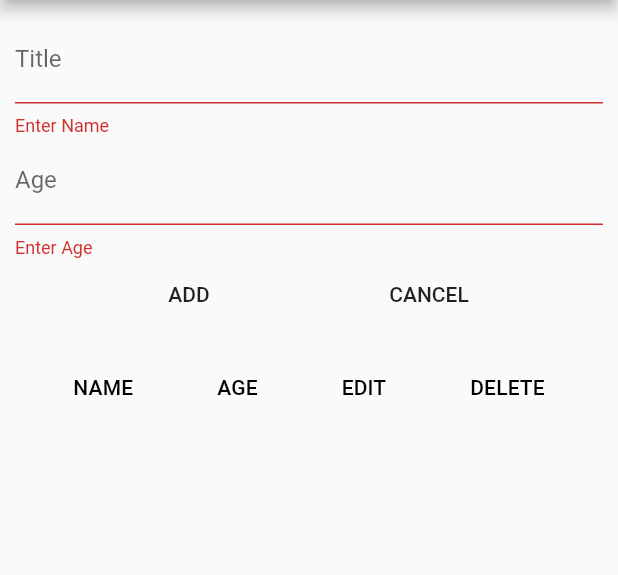
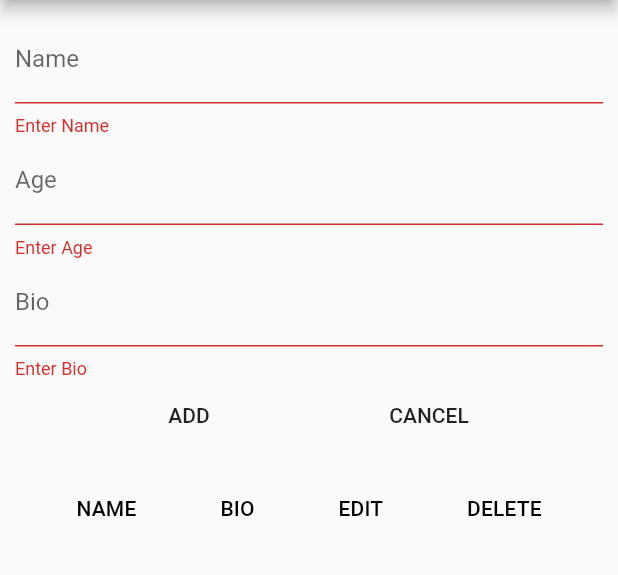
Before and after one commit to sagarsandy/flutter_sqflite, a Flutter app: the screen it shows after launch, after a tap on "ADD", on a phone screen of 412 x 824 dp, the part 84-659 px from its top. Run offline on Flutter 3.47's test engine with Material 2 defaults, Android fonts, the phone set to English and light mode, and no system bars; our stand-ins replace sqflite; accounts and stored records are empty.

Commit message:
SQFlite migration
SQFlite migration example

```diff
--- a/lib/main.dart
+++ b/lib/main.dart
@@ -36,11 +36,13 @@ class _MyHomePageState extends State<MyHomePage> {
   Future<List<Student>> students;
   TextEditingController nameController = TextEditingController();
   TextEditingController ageController = TextEditingController();
+  TextEditingController bioController = TextEditingController();
   final formKey = GlobalKey<FormState>();
 
   int currentUserId; // Used to determine current updating element for update
   String name;
   int age;
+  String bio;
   var dbHelper;
   bool isUpdating;
 
@@ -63,6 +65,7 @@ class _MyHomePageState extends State<MyHomePage> {
   clearName() {
     nameController.text = '';
     ageController.text = '';
+    bioController.text = '';
   }
 
   // Function to validate input form
@@ -71,14 +74,14 @@ class _MyHomePageState extends State<MyHomePage> {
       formKey.currentState.save();
       if (isUpdating) {
         // Updating a record
-        Student stu = Student(currentUserId, name, age);
+        Student stu = Student(currentUserId, name, age, bio);
         dbHelper.updateStudent(stu);
         setState(() {
           isUpdating = false;
         });
       } else {
         // Inserting a new record
-        Student stud = Student(null, name, age);
+        Student stud = Student(null, name, age, bio);
         dbHelper.saveStudent(stud);
       }
       clearName();
@@ -95,8 +98,11 @@ class _MyHomePageState extends State<MyHomePage> {
           DataColumn(
             label: Text("NAME"),
           ),
+//          DataColumn(
+//            label: Text("AGE"),
+//          ),
           DataColumn(
-            label: Text("AGE"),
+            label: Text("BIO"),
           ),
           DataColumn(
             label: Text("EDIT"),
@@ -110,10 +116,13 @@ class _MyHomePageState extends State<MyHomePage> {
               (e) => DataRow(
                 cells: [
                   DataCell(
-                    Text(e.name),
+                    Text(e.name + "(" + e.age.toString() + ")"),
                   ),
+//                  DataCell(
+//                    Text(e.age.toString()),
+//                  ),
                   DataCell(
-                    Text(e.age.toString()),
+                    Text(e.bio == null ? "--" : e.bio),
                   ),
                   DataCell(
                     IconButton(
@@ -121,6 +130,7 @@ class _MyHomePageState extends State<MyHomePage> {
                       onPressed: () {
                         nameController.text = e.name;
                         ageController.text = e.age.toString();
+                        bioController.text = e.bio;
                         setState(() {
                           isUpdating = true;
                           currentUserId = e.id;
@@ -179,7 +189,7 @@ class _MyHomePageState extends State<MyHomePage> {
             TextFormField(
               controller: nameController,
               decoration: InputDecoration(
-                labelText: "Title",
+                labelText: "Name",
               ),
               validator: (val) => val.length == 0 ? "Enter Name" : null,
               onSaved: (val) => name = val,
@@ -192,6 +202,14 @@ class _MyHomePageState extends State<MyHomePage> {
               ),
               validator: (val) => val.length == 0 ? "Enter Age" : null,
               onSaved: (val) => age = int.parse(val),
+            ),
+            TextFormField(
+              controller: bioController,
+              decoration: InputDecoration(
+                labelText: "Bio",
+              ),
+              validator: (val) => val.length == 0 ? "Enter Bio" : null,
+              onSaved: (val) => bio = val,
             ),
             Row(
               mainAxisAlignment: MainAxisAlignment.spaceEvenly,
--- a/lib/model/DBHelper.dart
+++ b/lib/model/DBHelper.dart
@@ -11,9 +11,10 @@ class DBHelper {
   static const String TABLE_STUDENT = 'student';
   static const String NAME = 'name';
   static const String AGE = 'age';
+  static const String BIO = 'bio';
   static const String DB_NAME = 'school_1.db';
 
-  // Create tables
+  // Create tables(This is initial or first version)
   void _createTables(Batch batch) {
     batch.execute('DROP TABLE IF EXISTS student');
     batch.execute('''
@@ -23,6 +24,24 @@ class DBHelper {
               age integer not null
             )
         ''');
+  }
+
+  // Only runs when user is installing app for first time(assuming user doesn't have version one DB), this will directly create new schema with version 2
+  void _createSchemaTablesV2(Batch batch) {
+    batch.execute('DROP TABLE IF EXISTS student');
+    batch.execute('''
+            CREATE TABLE student (
+              id INTEGER PRIMARY KEY AUTOINCREMENT,
+              name text not null,
+              age integer not null,
+              bio text null
+            )
+        ''');
+  }
+
+  // Update schema from version one to version two
+  void _updateSchemaTablesFromV1toV2(Batch batch) {
+    batch.execute('ALTER TABLE student ADD bio TEXT null');
   }
 
   // Create single instance of DB
@@ -39,7 +58,8 @@ class DBHelper {
   initDb() async {
     io.Directory documentsDirectory = await getApplicationDocumentsDirectory();
     String path = join(documentsDirectory.path, DB_NAME);
-    var db = await openDatabase(path, version: 1, onCreate: _onCreate);
+    var db = await openDatabase(path,
+        version: 2, onCreate: _onCreate, onUpgrade: _onUpgrade);
 
     return db;
   }
@@ -48,7 +68,18 @@ class DBHelper {
   _onCreate(Database db, int version) async {
     print('DB on create method called');
     var batch = db.batch();
-    _createTables(batch);
+    // If the version is 1, then we need to call _createTables method. As we already did this previous commit, now directly creating new schema with v2
+    _createSchemaTablesV2(batch);
+    await batch.commit();
+  }
+
+  // DB on create method implementation, this method is new in second version.
+  _onUpgrade(Database db, int oldVersion, int newVersion) async {
+    print('DB on update method called');
+    var batch = db.batch();
+    if (oldVersion == 1) {
+      _updateSchemaTablesFromV1toV2(batch);
+    }
     await batch.commit();
   }
 
@@ -64,7 +95,7 @@ class DBHelper {
   Future<List<Student>> getStudents() async {
     var dbClient = await db;
     List<Map> maps =
-        await dbClient.query(TABLE_STUDENT, columns: [ID, NAME, AGE]);
+        await dbClient.query(TABLE_STUDENT, columns: [ID, NAME, AGE, BIO]);
 
     List<Student> students = [];
     if (maps.length > 0) {
--- a/lib/model/Student.dart
+++ b/lib/model/Student.dart
@@ -2,11 +2,13 @@ class Student {
   int id;
   String name;
   int age;
+  String bio;
 
   Student(
     this.id,
     this.name,
     this.age,
+    this.bio,
   );
 
   Map<dynamic, dynamic> toMap() {
@@ -14,6 +16,7 @@ class Student {
       'id': id,
       'name': name,
       'age': age,
+      'bio': bio,
     };
 
     return map;
@@ -23,5 +26,6 @@ class Student {
     id = map['id'];
     name = map['name'];
     age = map['age'];
+    bio = map['bio'];
   }
 }
```
Also changed, not shown: 1 other file.
